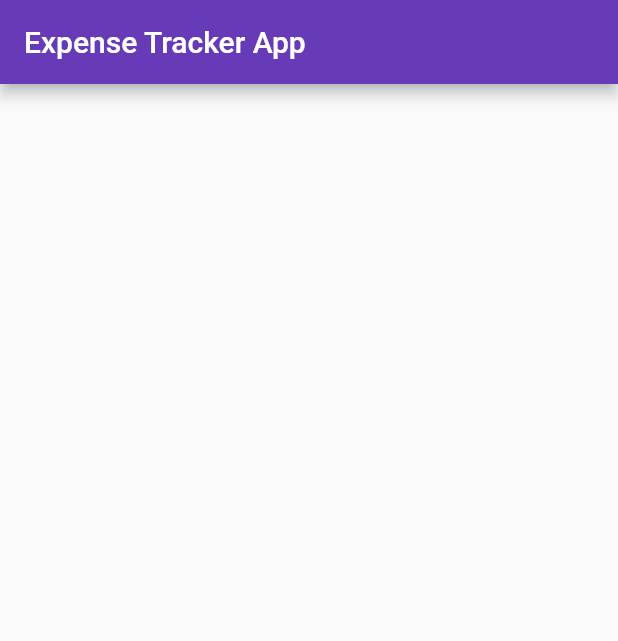
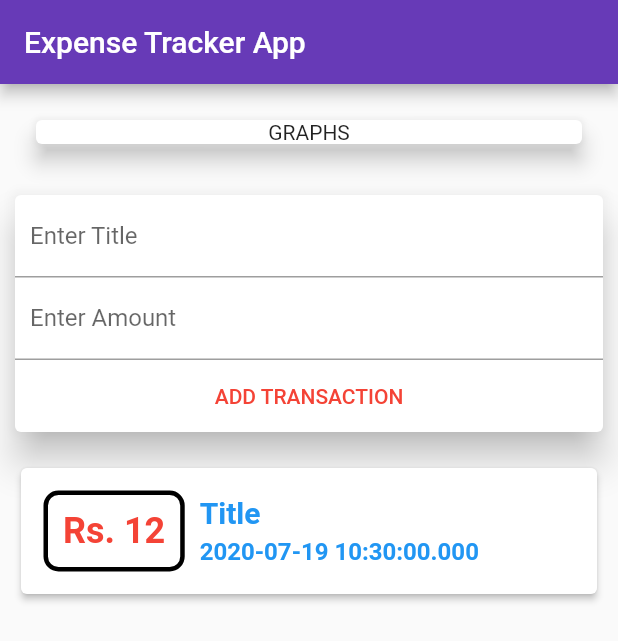
Before and after one commit to SayantanBanerjee16/ExpenseTrackerApp, a Flutter app: the screen it shows after launch, on a phone screen of 412 x 824 dp. Shown: the top 641 px of the screen. Run offline on Flutter 3.47's test engine with Material 2 defaults, Android fonts, the phone set to English and light mode, and no system bars.

Commit message:
Layout done

```diff
--- a/lib/main.dart
+++ b/lib/main.dart
@@ -1,11 +1,22 @@
 import 'package:flutter/material.dart';
+import 'package:flutter/rendering.dart';
+import './model/Transaction.dart';
 
 void main() {
   runApp(MyApp());
 }
 
-class MyApp extends StatelessWidget {
-  // This widget is the root of your application.
+class MyApp extends StatefulWidget {
+  @override
+  _MyAppState createState() => _MyAppState();
+}
+
+class _MyAppState extends State<MyApp> {
+  final titleController = TextEditingController();
+  final amountController = TextEditingController();
+
+  List<Transaction> items;
+
   @override
   Widget build(BuildContext context) {
     return MaterialApp(
@@ -15,6 +26,117 @@ class MyApp extends StatelessWidget {
           title: Text('Expense Tracker App'),
           backgroundColor: Colors.deepPurple,
         ),
+        body: Scaffold(
+          body: Center(
+            child: Column(
+              children: <Widget>[
+                Container(
+                  margin: EdgeInsets.all(20),
+                  width: double.infinity,
+                  child: Card(
+                    elevation: 6,
+                    child: Center(
+                      child: Text('GRAPHS'),
+                    ),
+                  ),
+                ),
+                Container(
+                  width: double.infinity,
+                  child: Card(
+                    margin: EdgeInsets.all(10),
+                    elevation: 10,
+                    child: Center(
+                      child: Column(
+                        children: <Widget>[
+                          TextField(
+                            controller: titleController,
+                            decoration: InputDecoration(
+                              labelText: 'Enter Title',
+                              contentPadding: EdgeInsets.all(10),
+                            ),
+                          ),
+                          TextField(
+                            controller: amountController,
+                            decoration: InputDecoration(
+                              labelText: 'Enter Amount',
+                              contentPadding: EdgeInsets.all(10),
+                            ),
+                          ),
+                          FlatButton(
+                            onPressed: null,
+                            color: Colors.blueAccent,
+                            textColor: Colors.red,
+                            child: Text('ADD TRANSACTION'),
+                          )
+                        ],
+                      ),
+                    ),
+                  ),
+                ),
+                Center(
+                    child: Container(
+                  margin: EdgeInsets.all(10),
+                  child: Card(
+                    elevation: 2,
+                    child: Container(
+                      padding: EdgeInsets.all(15),
+                      child: Row(
+                        children: <Widget>[
+                          Container(
+                            padding: EdgeInsets.all(10),
+                            child: Text(
+                              'Rs. 12',
+                              style: TextStyle(
+                                  color: Colors.red,
+                                  decorationStyle: TextDecorationStyle.wavy,
+                                  decorationThickness: 4,
+                                  fontWeight: FontWeight.bold,
+                                  fontSize: 24),
+                            ),
+                            decoration: BoxDecoration(
+                              border: Border.all(
+                                  color: Colors.black,
+                                  style: BorderStyle.solid,
+                                  width: 3.0),
+                              borderRadius: BorderRadius.circular(10),
+                            ),
+                          ),
+                          Column(
+                            mainAxisAlignment: MainAxisAlignment.start,
+                            crossAxisAlignment: CrossAxisAlignment.start,
+                            children: <Widget>[
+                              Container(
+                                padding: EdgeInsets.only(left : 10),
+                                margin:  EdgeInsets.only(bottom : 5),
+                                child: Text(
+                                  'Title',
+                                  style: TextStyle(
+                                      color: Colors.blue,
+                                      fontWeight: FontWeight.bold,
+                                      fontSize: 20),
+                                ),
+                              ),
+                              Container(
+                                padding: EdgeInsets.only(left : 10),
+                                child: Text(
+                                  DateTime.now().toString(),
+                                  style: TextStyle(
+                                      color: Colors.blue,
+                                      fontWeight: FontWeight.bold,
+                                      fontSize: 16),
+                                ),
+                              ),
+                            ],
+                          )
+                        ],
+                      ),
+                    ),
+                  ),
+                ))
+              ],
+            ),
+          ),
+        ),
       ),
     );
   }
--- /dev/null
+++ b/lib/model/Transaction.dart
@@ -0,0 +1,10 @@
+import 'package:flutter/material.dart';
+
+class Transaction {
+  int id;
+  String title;
+  double amount;
+  DateTime date;
+
+  Transaction({@required this.id, @required this.title, @required this.amount, this.date});
+}
--- a/pubspec.yaml
+++ b/pubspec.yaml
@@ -23,6 +23,7 @@ environment:
 dependencies:
   flutter:
     sdk: flutter
+  intl: ^0.16.1
 
 
   # The following adds the Cupertino Icons font to your application.
```
Also changed, not shown: pubspec.lock.
